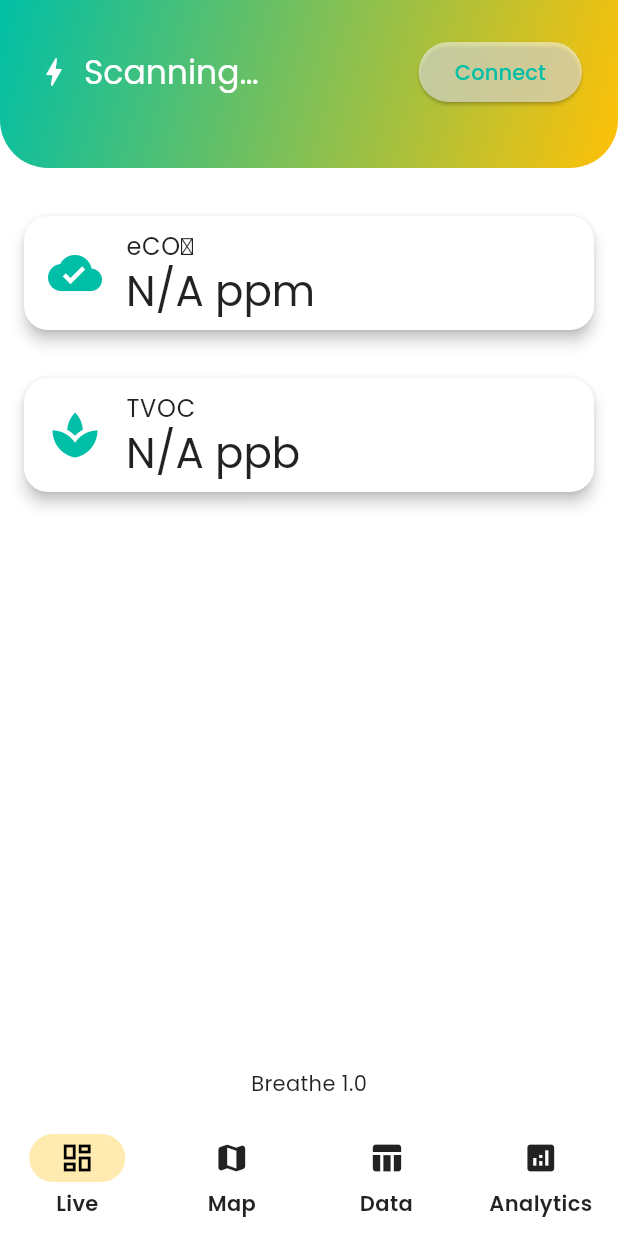
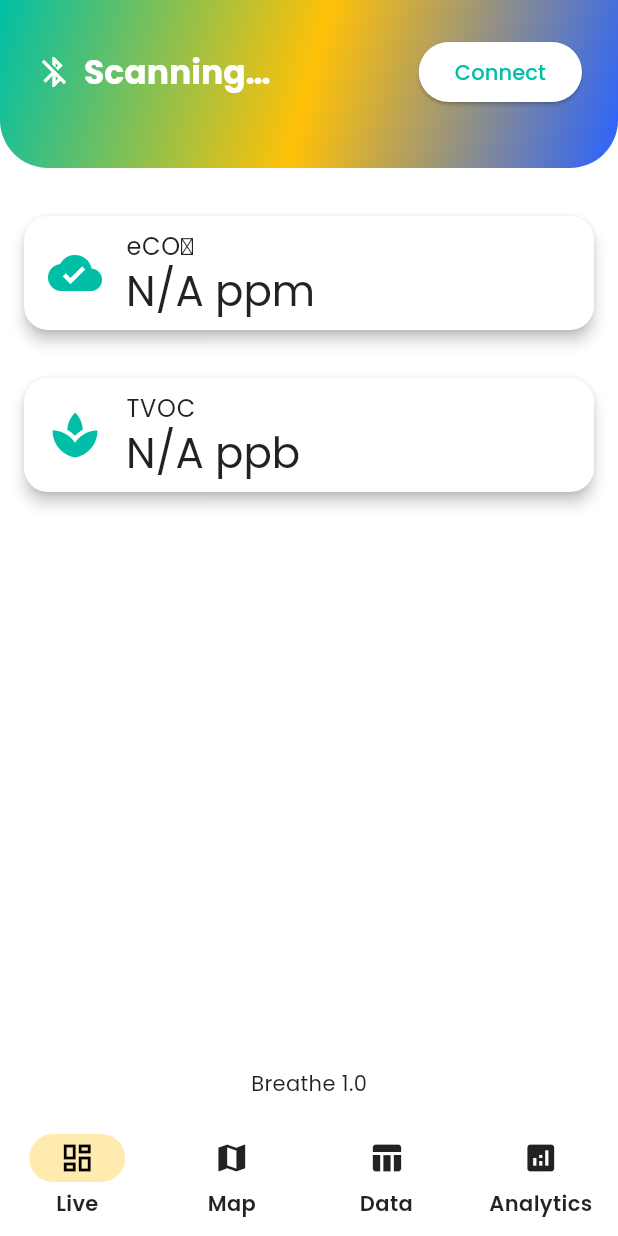
Before and after one commit to ria-bhandari/HackDavis2025, a Flutter app: the Shell screen opened directly, after a tap on "Connect", on a phone screen of 412 x 824 dp. Run offline on Flutter 3.47's test engine with Material 3 defaults, Android fonts, the phone set to English and light mode, and no system bars; drawn by our look-alikes of flip_card; our stand-ins replace fl_chart, flutter_blue_plus, geolocator, google_fonts, google_maps_flutter.

Commit message:
added the new pages in the app

```diff
--- a/app/lib/main.dart
+++ b/app/lib/main.dart
@@ -5,8 +5,9 @@ import 'package:geolocator/geolocator.dart';
 import 'package:flip_card/flip_card.dart';
 import 'package:animations/animations.dart';
 
+import 'welcome_screen.dart';
+import 'real_time_map_screen.dart';
 import 'app_theme.dart';
-import 'map_screen.dart';
 import 'reading.dart';
 import 'data_screen.dart';
 import 'analytics_screen.dart';
@@ -22,7 +23,7 @@ class BreatheApp extends StatelessWidget {
       debugShowCheckedModeBanner: false,
       title: 'Breathe',
       theme: AppTheme.light(),
-      home: const Shell(),
+      home: const WelcomeScreen(),
     );
   }
 }
@@ -33,6 +34,7 @@ class Shell extends StatefulWidget {
   @override
   State<Shell> createState() => _ShellState();
 }
+
 class _ShellState extends State<Shell> {
   int _idx = 0;
   Position? _pos;
@@ -41,28 +43,20 @@ class _ShellState extends State<Shell> {
 
   @override
   Widget build(BuildContext context) {
-    // 4 pages now: Live, Map, Data, Analytics
     final pages = [
       Dashboard(
-        onRead: (e,t,r) {
+        onRead: (e, t, r) {
           setState(() {
             eco2 = e;
             tvoc = t;
             _hist.add(r);
           });
         },
-        onLoc: (p) {
-          setState(() => _pos = p);
-        },
+        onLoc: (p) => setState(() => _pos = p),
       ),
-      MapScreen(
-        lat: _pos?.latitude ?? 0,
-        lng: _pos?.longitude ?? 0,
-        eco2: eco2,
-        etvoc: tvoc,
-      ),
+      const RealTimeMapScreen(),
       DataScreen(history: _hist),
-      AnalyticsScreen(history: _hist),   // ← added Analytics
+      AnalyticsScreen(history: _hist),
     ];
 
     return Scaffold(
@@ -76,146 +70,221 @@ class _ShellState extends State<Shell> {
         onDestinationSelected: (i) => setState(() => _idx = i),
         destinations: const [
           NavigationDestination(icon: Icon(Icons.dashboard_outlined), label: 'Live'),
-          NavigationDestination(icon: Icon(Icons.map_rounded),        label: 'Map'),
-          NavigationDestination(icon: Icon(Icons.table_chart),        label: 'Data'),
-          NavigationDestination(icon: Icon(Icons.analytics),          label: 'Analytics'),  // ← new
+          NavigationDestination(icon: Icon(Icons.map),               label: 'Map'),
+          NavigationDestination(icon: Icon(Icons.table_chart),       label: 'Data'),
+          NavigationDestination(icon: Icon(Icons.analytics),         label: 'Analytics'),
         ],
       ),
     );
   }
 }
 
-// ... rest of file (Dashboard, etc.) unchanged ...
-
-
+/* ─────────── Dashboard page ─────────── */
 /* ─────────── Dashboard page ─────────── */
 class Dashboard extends StatefulWidget {
-  final void Function(String,String,Reading) onRead;
+  final void Function(String, String, Reading) onRead;
   final void Function(Position) onLoc;
   const Dashboard({super.key, required this.onRead, required this.onLoc});
-  @override State<Dashboard> createState() => _DashState();
+  @override
+  State<Dashboard> createState() => _DashState();
 }
 
 class _DashState extends State<Dashboard> {
   BluetoothDevice? _dev;
+  StreamSubscription<BluetoothConnectionState>? _stateSub;
+
   final nusSvc = Guid('6E400001-B5A3-F393-E0A9-E50E24DCCA9E');
   final nusTx  = Guid('6E400003-B5A3-F393-E0A9-E50E24DCCA9E');
 
-  String _status='Idle', eco2='N/A', tvoc='N/A';
+  String _status = 'Idle', eco2 = 'N/A', tvoc = 'N/A';
   Position? _pos;
-  String _buf='';
+  String _buf = '';
 
-  @override Widget build(BuildContext context){
-    final cs=Theme.of(context).colorScheme;
-    return SafeArea(
-      child: Column(
-        children:[
-          /* gradient header */
-          Container(
-            width:double.infinity,
-            padding:const EdgeInsets.all(24),
-            decoration:BoxDecoration(
-              gradient:LinearGradient(
-                colors:[cs.primary, cs.secondary],
-                begin:Alignment.topLeft,end:Alignment.bottomRight),
-              borderRadius:const BorderRadius.vertical(bottom:Radius.circular(32))),
-            child:Column(
-              crossAxisAlignment:CrossAxisAlignment.start,
-              children:[
-                Row(
-                  children:[
-                    Icon(_dev!=null?Icons.bolt:Icons.bolt_outlined,color:Colors.white),
-                    const SizedBox(width:8),
-                    Text(_status,style:Theme.of(context).textTheme.titleLarge!.copyWith(color:Colors.white)),
-                    const Spacer(),
-                    ElevatedButton(
-                      onPressed:_scan,
-                      style:ElevatedButton.styleFrom(backgroundColor:Colors.white54),
-                      child:const Text('Connect'),
-                    )
-                  ]),
-                const SizedBox(height:16),
-                if(_pos!=null)
-                  AnimatedContainer(
-                    duration:const Duration(milliseconds:600),
-                    padding:const EdgeInsets.symmetric(horizontal:12,vertical:6),
-                    decoration:BoxDecoration(
-                      color:Colors.white38,borderRadius:BorderRadius.circular(20)),
-                    child:Text('📍 ${_pos!.latitude.toStringAsFixed(4)}, ${_pos!.longitude.toStringAsFixed(4)}',
-                      style:TextStyle(color:cs.onPrimary)),
-                  )
-              ])),
-          const SizedBox(height:24),
-          /* metric cards */
-          _metric('eCO₂',eco2,'ppm',Icons.cloud_done,cs),
-          const SizedBox(height:16),
-          _metric('TVOC',tvoc,'ppb',Icons.spa,cs),
-          const Spacer(),
-          Text('Breathe 1.0',style:TextStyle(color:cs.outline)),
-          const SizedBox(height:12)
-        ]));
+  @override
+  void initState() {
+    super.initState();
+    _scanAndConnect();          // one‑shot
   }
 
-  Widget _metric(String title,String val,String unit,IconData icon,ColorScheme cs){
-    return FlipCard(
-      speed:400,
-      front:Card(
-        child:ListTile(
-          leading:Icon(icon,size:36,color:cs.primary),
-          title:Text(title),
-          subtitle:Text('$val $unit',style:Theme.of(context).textTheme.headlineMedium),
-        )),
-      back:Card(
-        color:cs.primaryContainer,
-        child:Center(child:Text('Latest\n$val $unit',
-          textAlign:TextAlign.center,
-          style:Theme.of(context).textTheme.headlineMedium!.copyWith(color:cs.onPrimaryContainer)))),
-    );
+  @override
+  void dispose() {
+    _stateSub?.cancel();
+    super.dispose();
   }
 
-  /* BLE logic identical (abbrev) ---------------------------------- */
-  void _scan(){
-    setState(()=>_status='Scanning…');
-    FlutterBluePlus.startScan(withServices:[nusSvc],timeout:const Duration(seconds:5));
-    FlutterBluePlus.scanResults.listen((r)async{
-      if(r.isEmpty)return;
-      _dev=r.first.device;
+  /* ---------- BLE one‑shot connect ---------- */
+  void _scanAndConnect() {
+    if (_dev != null) return;           // already connected or connecting
+    setState(() => _status = 'Scanning…');
+
+    FlutterBluePlus.startScan(withServices: [nusSvc], timeout: const Duration(seconds: 5));
+
+    FlutterBluePlus.scanResults.listen((results) async {
+      if (_dev != null || results.isEmpty) return;
+      final match = results.first;
+      _dev = match.device;
       await FlutterBluePlus.stopScan();
       await _dev!.connect();
-      setState(()=>_status='Connected');
-      _discover();
-      _gps();
+
+      _stateSub = _dev!.connectionState.listen((s) {
+        if (s == BluetoothConnectionState.disconnected) {
+          setState(() => _status = 'Disconnected');
+        }
+      });
+
+      setState(() => _status = 'Connected to ${_dev!.name}');
+      _discoverTx();
+      _updateLocation();
     });
   }
-  Future<void> _discover()async{
-    for(final s in await _dev!.discoverServices()){
-      if(s.uuid==nusSvc){
-        for(final c in s.characteristics){
-          if(c.uuid==nusTx){
+
+  Future<void> _discoverTx() async {
+    for (final s in await _dev!.discoverServices()) {
+      if (s.uuid == nusSvc) {
+        for (final c in s.characteristics) {
+          if (c.uuid == nusTx) {
             await c.setNotifyValue(true);
             c.value.listen(_handle);
+            return;
           }
         }
       }
     }
+    setState(() => _status = 'TX char not found');
   }
-  void _handle(List<int> b){
-    _buf+=String.fromCharCodes(b);
-    if(!_buf.contains('\n'))return;
-    final parts=_buf.split('\n'); _buf=parts.removeLast();
-    for(final l in parts){
-      final p=l.split(',');
-      if(p.length==2){
-        setState((){eco2=p[0]; tvoc=p[1];});
-        final r=Reading(
-          eco2:p[0],etvoc:p[1],time:DateTime.now(),
-          lat:_pos?.latitude,lng:_pos?.longitude);
-        widget.onRead(p[0],p[1],r);
+
+  void _handle(List<int> b) {
+    _buf += String.fromCharCodes(b);
+    if (!_buf.contains('\n')) return;
+    final lines = _buf.split('\n');
+    _buf = lines.removeLast();
+
+    for (final line in lines) {
+      final p = line.split(',');
+      if (p.length == 2) {
+        setState(() {
+          eco2 = p[0];
+          tvoc  = p[1];
+        });
+        widget.onRead(
+          p[0],
+          p[1],
+          Reading(
+            eco2: p[0],
+            etvoc: p[1],
+            time: DateTime.now(),
+            lat: _pos?.latitude,
+            lng: _pos?.longitude,
+          ),
+        );
+        _updateLocation();
       }
     }
   }
-  Future<void> _gps()async{
-    _pos=await Geolocator.getCurrentPosition();
+
+  Future<void> _updateLocation() async {
+    _pos = await Geolocator.getCurrentPosition(desiredAccuracy: LocationAccuracy.high);
     widget.onLoc(_pos!);
+    setState(() {});   // refresh location chip
+  }
+
+  /* ---------- UI ---------- */
+  @override
+  Widget build(BuildContext context) {
+    final cs = Theme.of(context).colorScheme;
+    return SafeArea(
+      child: Column(
+        children: [
+          Container(
+            width: double.infinity,
+            padding: const EdgeInsets.all(24),
+            decoration: BoxDecoration(
+              gradient: LinearGradient(
+                colors: [cs.primary, cs.secondary, cs.tertiary],
+                begin: Alignment.topLeft,
+                end: Alignment.bottomRight,
+              ),
+              borderRadius: const BorderRadius.vertical(bottom: Radius.circular(32)),
+            ),
+            child: Column(
+              crossAxisAlignment: CrossAxisAlignment.start,
+              children: [
+                Row(
+                  children: [
+                    Icon(_dev != null ? Icons.bluetooth_connected : Icons.bluetooth_disabled,
+                        color: Colors.white),
+                    const SizedBox(width: 8),
+                    Text(
+                      _status,
+                      style: Theme.of(context)
+                          .textTheme
+                          .titleLarge!
+                          .copyWith(color: Colors.white, fontWeight: FontWeight.bold),
+                    ),
+                    const Spacer(),
+                    ElevatedButton(
+                      onPressed: _dev == null ? _scanAndConnect : null,
+                      style: ElevatedButton.styleFrom(
+                        backgroundColor: Colors.white,
+                        foregroundColor: cs.primary,
+                      ),
+                      child: const Text('Connect'),
+                    ),
+                  ],
+                ),
+                const SizedBox(height: 16),
+                if (_pos != null)
+                  Container(
+                    padding: const EdgeInsets.symmetric(horizontal: 12, vertical: 6),
+                    decoration: BoxDecoration(
+                      color: Colors.white38,
+                      borderRadius: BorderRadius.circular(20),
+                    ),
+                    child: Text(
+                      '📍 ${_pos!.latitude.toStringAsFixed(4)}, ${_pos!.longitude.toStringAsFixed(4)}',
+                      style: TextStyle(color: cs.onPrimary),
+                    ),
+                  ),
+              ],
+            ),
+          ),
+          const SizedBox(height: 24),
+          _metric('eCO₂', eco2, 'ppm', Icons.cloud_done, cs),
+          const SizedBox(height: 16),
+          _metric('TVOC', tvoc, 'ppb', Icons.spa, cs),
+          const Spacer(),
+          Text('Breathe 1.0', style: TextStyle(color: cs.outline)),
+          const SizedBox(height: 12),
+        ],
+      ),
+    );
+  }
+
+  Widget _metric(
+      String title, String val, String unit, IconData icon, ColorScheme cs) {
+    return FlipCard(
+      speed: 400,
+      front: Card(
+        child: ListTile(
+          leading: Icon(icon, size: 36, color: cs.primary),
+          title: Text(title),
+          subtitle: Text('$val $unit',
+              style: Theme.of(context).textTheme.headlineMedium),
+        ),
+      ),
+      back: Card(
+        color: cs.primaryContainer,
+        child: Center(
+          child: Text(
+            'Latest\n$val $unit',
+            textAlign: TextAlign.center,
+            style: Theme.of(context)
+                .textTheme
+                .headlineMedium!
+                .copyWith(color: cs.onPrimaryContainer),
+          ),
+        ),
+      ),
+    );
   }
 }
```
Also changed, not shown: app/lib/real_time_map_screen.dart (added, +147 -0 lines), app/lib/welcome_screen.dart (added, +86 -0 lines).
